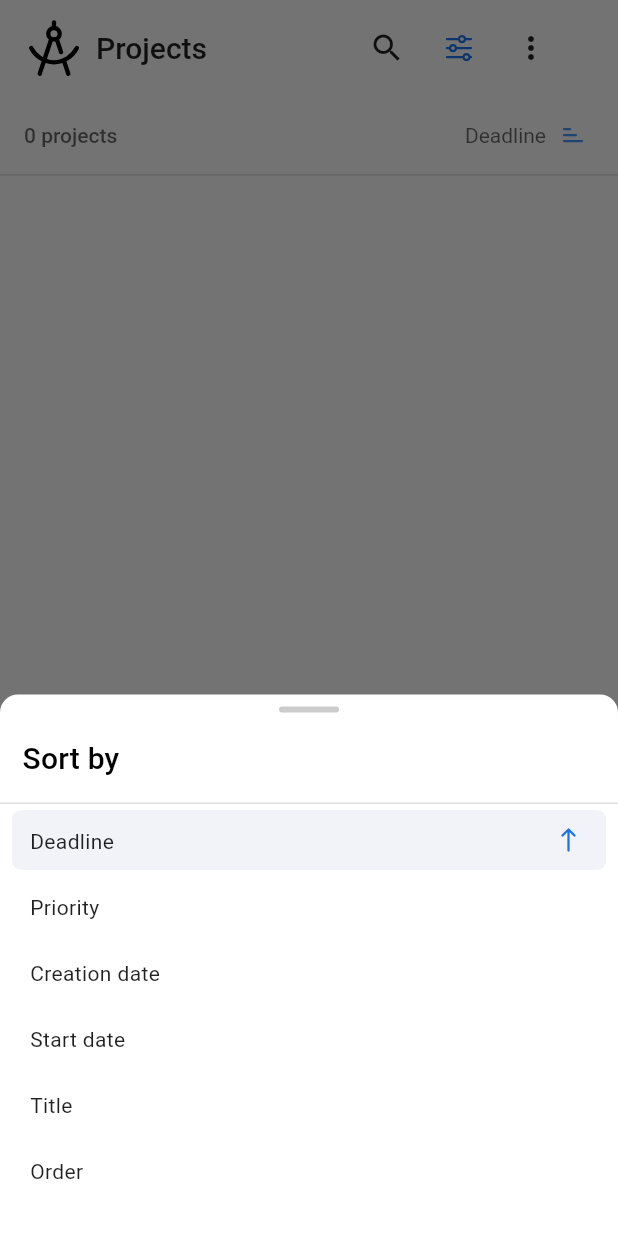
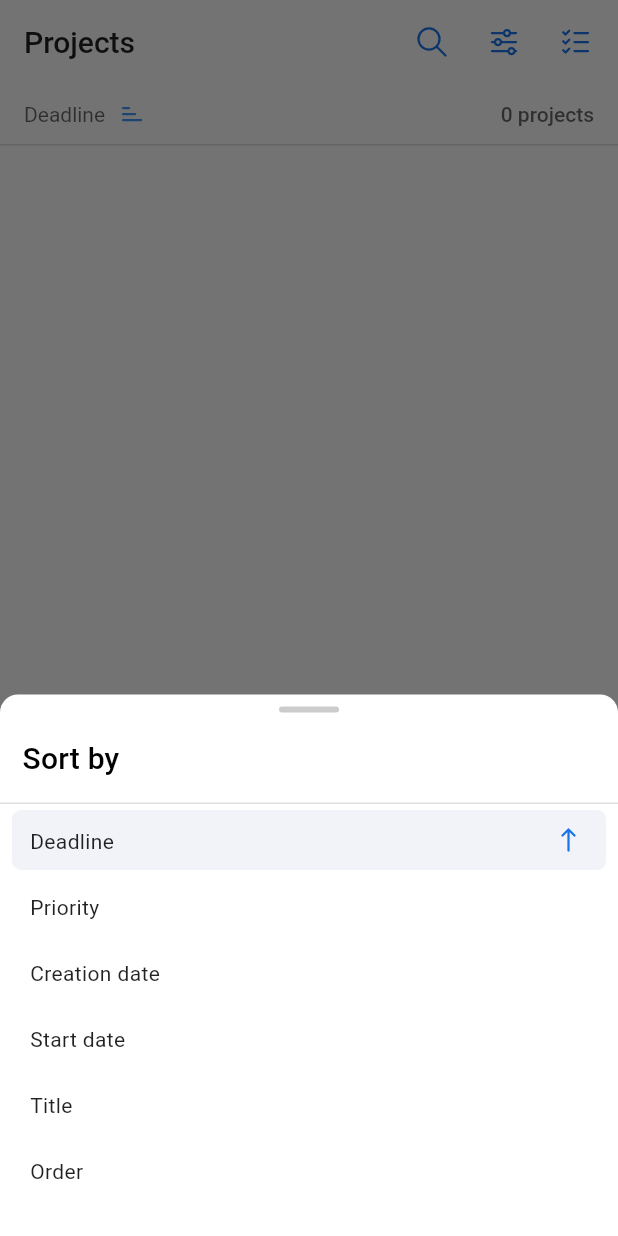
Before and after one commit to ONLYOFFICE/projects-mobile, a Flutter app: the HeaderWidget widget shown alone on an empty page, opened directly with empty values, after a tap on "Deadline", on a phone screen of 412 x 824 dp. Run offline on Flutter 3.47's test engine with Material 2 defaults, Android fonts, the phone set to English and light mode, and no system bars; our stand-ins replace flutter_secure_storage, flutter_svg, get, get_it, get_storage, pull_to_refresh and 3 more; missing offline and left inert: darq; accounts and stored records are empty; generated files the repository leaves out were written again; network calls fail.

Commit message:
small markup fixes

```diff
--- a/lib/presentation/shared/widgets/app_icons.dart
+++ b/lib/presentation/shared/widgets/app_icons.dart
@@ -62,6 +62,7 @@ class SvgIcons {
   static const String user = 'lib/assets/images/icons/user.svg';
   static const String users = 'lib/assets/images/icons/users.svg';
   static const String avatar = 'lib/assets/images/icons/avatar.svg';
+  static const String add_project = 'lib/assets/images/icons/add_project.svg';
 }
 
 class PngIcons {
--- a/lib/presentation/shared/widgets/header_widget.dart
+++ b/lib/presentation/shared/widgets/header_widget.dart
@@ -4,8 +4,10 @@ import 'package:projects/domain/controllers/base_controller.dart';
 import 'package:projects/domain/controllers/tasks/sort_controller.dart';
 import 'package:projects/presentation/shared/svg_manager.dart';
 import 'package:projects/presentation/shared/text_styles.dart';
+import 'package:projects/presentation/shared/widgets/app_icons.dart';
 import 'package:projects/presentation/views/tasks_filter.dart/tasks_filter.dart';
 import 'package:projects/presentation/views/tasks/tasks_sort.dart';
+import 'package:projects/presentation/shared/custom_theme.dart';
 
 class HeaderWidget extends StatefulWidget {
   final BaseController controller;
@@ -28,68 +30,69 @@ class _HeaderWidgetState extends State<HeaderWidget> {
       () => Column(
         children: <Widget>[
           Container(
-            padding: EdgeInsets.all(8),
+            padding: EdgeInsets.all(16),
             child: Row(
               crossAxisAlignment: CrossAxisAlignment.center,
               mainAxisAlignment: MainAxisAlignment.start,
               children: <Widget>[
-                Container(
-                  width: 56,
-                  child: SVG.createSized(
-                      'lib/assets/images/icons/project_icon.svg', 40, 40),
-                ),
                 Expanded(
                   child: Text(
                     widget.controller.screenName,
                     style: TextStyleHelper.headerStyle,
                   ),
                 ),
-                Expanded(
-                  child: Row(
+                Row(
                   crossAxisAlignment: CrossAxisAlignment.center,
-                    mainAxisAlignment: MainAxisAlignment.start,
+                  mainAxisAlignment: MainAxisAlignment.end,
                   children: <Widget>[
-                      IconButton(
-                        icon: const Icon(Icons.search),
-                        onPressed: () {
+                    InkWell(
+                      onTap: () {
                         widget.controller.showSearch();
                       },
+                      child: AppIcon(
+                        width: 24,
+                        height: 24,
+                        icon: SvgIcons.search,
+                        color: Theme.of(context).customColors().primary,
                       ),
-                      IconButton(
-                          icon: SVG.create(
-                              'lib/assets/images/icons/preferences.svg'),
-                          onPressed: () {
+                    ),
+                    SizedBox(width: 24),
+                    InkWell(
+                      onTap: () {
                         Get.bottomSheet(TasksFilter(),
                             isScrollControlled: true);
-                          }),
-                      IconButton(
-                          icon: const Icon(Icons.more_vert_outlined),
-                          onPressed: () {}),
+                      },
+                      child: AppIcon(
+                        width: 24,
+                        height: 24,
+                        icon: SvgIcons.preferences,
+                        color: Theme.of(context).customColors().primary,
+                      ),
+                    ),
+                    SizedBox(width: 24),
+                    InkWell(
+                      onTap: () {},
+                      child: AppIcon(
+                        width: 24,
+                        height: 24,
+                        icon: SvgIcons.tasklist,
+                        color: Theme.of(context).customColors().primary,
+                      ),
+                    ),
+                    // IconButton(
+                    //     icon: const Icon(Icons.more_vert_outlined),
+                    //     onPressed: () {}),
                   ],
-                  ),
                 ),
               ],
             ),
           ),
           Container(
-            padding: EdgeInsets.all(16),
+            padding: EdgeInsets.fromLTRB(16, 10, 16, 10),
             child: Row(
               crossAxisAlignment: CrossAxisAlignment.center,
               mainAxisAlignment: MainAxisAlignment.spaceBetween,
               children: <Widget>[
-                // const SizedBox(width: 16),
-                Container(
-                  child: Row(
-                    children: <Widget>[
-                      Obx(
-                        () => Text(
-                          '${widget.controller.itemList.length} ${widget.controller.screenName.toLowerCase()}',
-                          style: TextStyleHelper.subtitleProjects,
-                        ),
-                      ),
-                    ],
-                  ),
-                ),
                 Container(
                   padding: EdgeInsets.only(right: 4),
                   child: GestureDetector(
@@ -111,6 +114,18 @@ class _HeaderWidgetState extends State<HeaderWidget> {
                     ),
                   ),
                 ),
+                Container(
+                  child: Row(
+                    children: <Widget>[
+                      Obx(
+                        () => Text(
+                          '${widget.controller.itemList.length} ${widget.controller.screenName.toLowerCase()}',
+                          style: TextStyleHelper.subtitleProjects,
+                        ),
+                      ),
+                    ],
+                  ),
+                ),
               ],
             ),
           ),
```
Also changed, not shown: lib/presentation/views/projects_view/projects_cell.dart (+7 -21 lines), lib/presentation/views/projects_view/projects_view.dart (+6 -1 lines), lib/assets/images/icons/add_project.svg (added), lib/assets/images/icons/preferences.svg, lib/assets/images/icons/search.svg, lib/assets/images/icons/tasklist.svg. Lines whose indentation alone changed are shown as unchanged.
